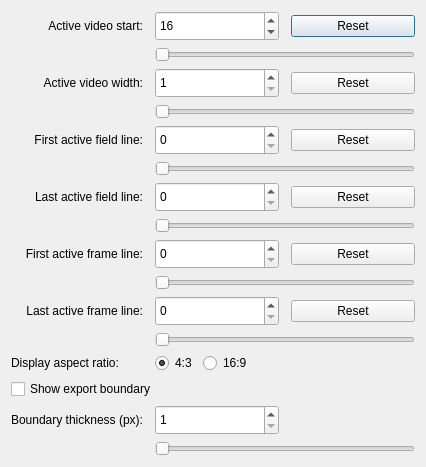
First picture: the form in src/ld-analyse/videoparametersdialog.ui, repository n00mkrad/tbc-tools, before the edit.
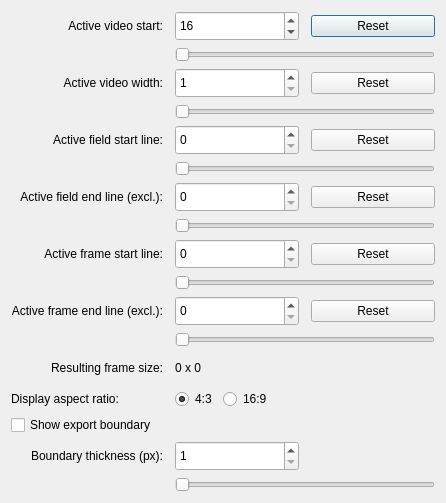
Second picture: the form after the edit.

Commit message:
Show active frame size, fix "Last active line" wording
"Last active frame line" implied inclusive, even though code treats it as exclusive

The edit to the form file:
```diff
--- a/src/ld-analyse/videoparametersdialog.ui
+++ b/src/ld-analyse/videoparametersdialog.ui
@@ -7,7 +7,7 @@
     <x>0</x>
     <y>0</y>
     <width>520</width>
-    <height>520</height>
+    <height>550</height>
    </rect>
   </property>
   <property name="windowTitle">
@@ -175,7 +175,7 @@
    <item row="4" column="0">
     <widget class="QLabel" name="firstActiveFieldLineLabel">
      <property name="text">
-      <string>First active field line:</string>
+      <string>Active field start line:</string>
      </property>
      <property name="alignment">
       <set>Qt::AlignRight|Qt::AlignTrailing|Qt::AlignVCenter</set>
@@ -233,7 +233,7 @@
    <item row="6" column="0">
     <widget class="QLabel" name="lastActiveFieldLineLabel">
      <property name="text">
-      <string>Last active field line:</string>
+      <string>Active field end line (excl.):</string>
      </property>
      <property name="alignment">
       <set>Qt::AlignRight|Qt::AlignTrailing|Qt::AlignVCenter</set>
@@ -291,7 +291,7 @@
    <item row="8" column="0">
     <widget class="QLabel" name="firstActiveFrameLineLabel">
      <property name="text">
-      <string>First active frame line:</string>
+      <string>Active frame start line:</string>
      </property>
      <property name="alignment">
       <set>Qt::AlignRight|Qt::AlignTrailing|Qt::AlignVCenter</set>
@@ -349,7 +349,7 @@
    <item row="10" column="0">
     <widget class="QLabel" name="lastActiveFrameLineLabel">
      <property name="text">
-      <string>Last active frame line:</string>
+      <string>Active frame end line (excl.):</string>
      </property>
      <property name="alignment">
       <set>Qt::AlignRight|Qt::AlignTrailing|Qt::AlignVCenter</set>
@@ -405,6 +405,32 @@
     </widget>
    </item>
    <item row="12" column="0">
+    <widget class="QLabel" name="resultingFrameSizeLabel">
+     <property name="text">
+      <string>Resulting frame size:</string>
+     </property>
+     <property name="alignment">
+      <set>Qt::AlignRight|Qt::AlignTrailing|Qt::AlignVCenter</set>
+     </property>
+    </widget>
+   </item>
+   <item row="12" column="1" colspan="2">
+    <widget class="QLabel" name="resultingFrameSizeValueLabel">
+     <property name="minimumSize">
+      <size>
+       <width>70</width>
+       <height>30</height>
+      </size>
+     </property>
+     <property name="text">
+      <string>0 x 0</string>
+     </property>
+     <property name="alignment">
+      <set>Qt::AlignLeading|Qt::AlignLeft|Qt::AlignVCenter</set>
+     </property>
+    </widget>
+   </item>
+   <item row="13" column="0">
     <widget class="QLabel" name="aspectRatioLabel">
      <property name="text">
       <string>Display aspect ratio:</string>
@@ -414,7 +440,7 @@
      </property>
     </widget>
    </item>
-   <item row="12" column="1" colspan="2">
+   <item row="13" column="1" colspan="2">
     <widget class="QWidget" name="aspectRatioWidget" native="true">
      <layout class="QHBoxLayout" name="horizontalLayout">
       <property name="leftMargin">
@@ -468,14 +494,14 @@
      </layout>
     </widget>
    </item>
-   <item row="13" column="0" colspan="3">
+   <item row="14" column="0" colspan="3">
     <widget class="QCheckBox" name="exportBoundaryCheckBox">
      <property name="text">
       <string>Show export boundary</string>
      </property>
     </widget>
    </item>
-   <item row="14" column="0">
+   <item row="15" column="0">
     <widget class="QLabel" name="exportBoundaryThicknessLabel">
      <property name="text">
       <string>Boundary thickness (px):</string>
@@ -485,7 +511,7 @@
      </property>
     </widget>
    </item>
-   <item row="14" column="1">
+   <item row="15" column="1">
     <widget class="QSpinBox" name="exportBoundaryThicknessSpinBox">
      <property name="minimumSize">
       <size>
@@ -507,7 +533,7 @@
      </property>
     </widget>
    </item>
-   <item row="15" column="1" colspan="2">
+   <item row="16" column="1" colspan="2">
     <widget class="QSlider" name="exportBoundaryThicknessHorizontalSlider">
      <property name="minimumSize">
       <size>
```
The commit also changes 2 other files.
